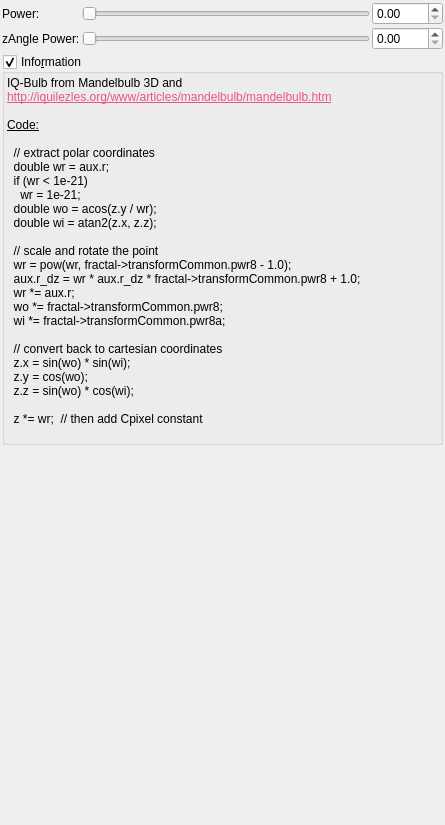
Above: mandelbulber2/qt_data/fractal_iq_bulb.ui from buddhi1980/mandelbulber2 before the change. Below: the same form after it.
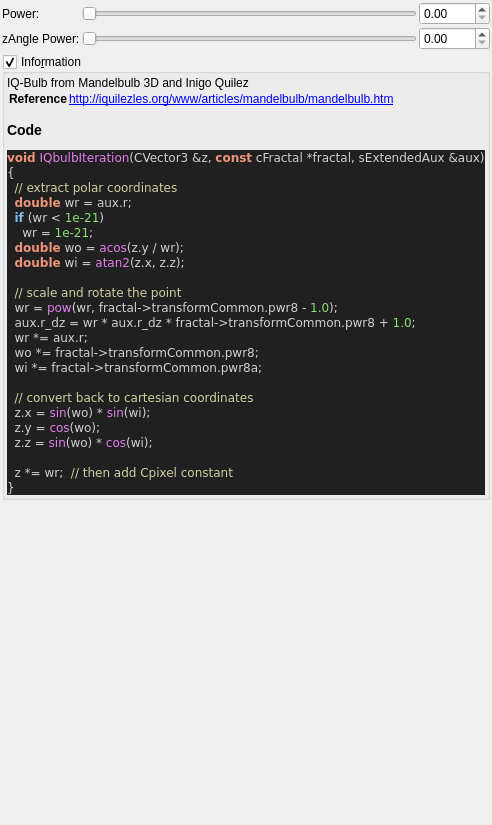
That is the form after the change. Custom widgets are drawn as their Qt base class.

Patch:
```diff
--- a/mandelbulber2/qt_data/fractal_iq_bulb.ui
+++ b/mandelbulber2/qt_data/fractal_iq_bulb.ui
@@ -184,36 +184,45 @@
       <item>
        <widget class="QLabel" name="label_4">
         <property name="text">
-         <string>&lt;!DOCTYPE HTML PUBLIC &quot;-//W3C//DTD HTML 4.0//EN&quot; &quot;http://www.w3.org/TR/REC-html40/strict.dtd&quot;&gt;
-&lt;html&gt;&lt;head&gt;&lt;meta name=&quot;qrichtext&quot; content=&quot;1&quot; /&gt;&lt;style type=&quot;text/css&quot;&gt;
-p, li { white-space: pre-wrap; }
-&lt;/style&gt;&lt;/head&gt;&lt;body&gt;
-&lt;p style=&quot; margin-top:0px; margin-bottom:0px; margin-left:0px; margin-right:0px; -qt-block-indent:0; text-indent:0px;&quot;&gt;IQ-Bulb from Mandelbulb 3D and&lt;/p&gt;
-&lt;p style=&quot; margin-top:0px; margin-bottom:0px; margin-left:0px; margin-right:0px; -qt-block-indent:0; text-indent:0px;&quot;&gt;&lt;a href=&quot;http://iquilezles.org/www/articles/mandelbulb/mandelbulb.htm&quot;&gt;&lt;span style=&quot; text-decoration: underline; color:#e85290;&quot;&gt;http://iquilezles.org/www/articles/mandelbulb/mandelbulb.htm&lt;/span&gt;&lt;/a&gt;&lt;/p&gt;
-&lt;p style=&quot;-qt-paragraph-type:empty; margin-top:0px; margin-bottom:0px; margin-left:0px; margin-right:0px; -qt-block-indent:0; text-indent:0px;&quot;&gt;&lt;br /&gt;&lt;/p&gt;
-&lt;p style=&quot; margin-top:0px; margin-bottom:0px; margin-left:0px; margin-right:0px; -qt-block-indent:0; text-indent:0px;&quot;&gt;&lt;span style=&quot; text-decoration: underline;&quot;&gt;Code:&lt;/span&gt;&lt;/p&gt;
-&lt;p style=&quot;-qt-paragraph-type:empty; margin-top:0px; margin-bottom:0px; margin-left:0px; margin-right:0px; -qt-block-indent:0; text-indent:0px; text-decoration: underline;&quot;&gt;&lt;br /&gt;&lt;/p&gt;
-&lt;p style=&quot; margin-top:0px; margin-bottom:0px; margin-left:0px; margin-right:0px; -qt-block-indent:0; text-indent:0px;&quot;&gt;  // extract polar coordinates&lt;/p&gt;
-&lt;p style=&quot; margin-top:0px; margin-bottom:0px; margin-left:0px; margin-right:0px; -qt-block-indent:0; text-indent:0px;&quot;&gt;  double wr = aux.r;&lt;/p&gt;
-&lt;p style=&quot; margin-top:0px; margin-bottom:0px; margin-left:0px; margin-right:0px; -qt-block-indent:0; text-indent:0px;&quot;&gt;  if (wr &amp;lt; 1e-21)&lt;/p&gt;
-&lt;p style=&quot; margin-top:0px; margin-bottom:0px; margin-left:0px; margin-right:0px; -qt-block-indent:0; text-indent:0px;&quot;&gt;    wr = 1e-21;&lt;/p&gt;
-&lt;p style=&quot; margin-top:0px; margin-bottom:0px; margin-left:0px; margin-right:0px; -qt-block-indent:0; text-indent:0px;&quot;&gt;  double wo = acos(z.y / wr);&lt;/p&gt;
-&lt;p style=&quot; margin-top:0px; margin-bottom:0px; margin-left:0px; margin-right:0px; -qt-block-indent:0; text-indent:0px;&quot;&gt;  double wi = atan2(z.x, z.z);&lt;/p&gt;
-&lt;p style=&quot;-qt-paragraph-type:empty; margin-top:0px; margin-bottom:0px; margin-left:0px; margin-right:0px; -qt-block-indent:0; text-indent:0px;&quot;&gt;&lt;br /&gt;&lt;/p&gt;
-&lt;p style=&quot; margin-top:0px; margin-bottom:0px; margin-left:0px; margin-right:0px; -qt-block-indent:0; text-indent:0px;&quot;&gt;  // scale and rotate the point&lt;/p&gt;
-&lt;p style=&quot; margin-top:0px; margin-bottom:0px; margin-left:0px; margin-right:0px; -qt-block-indent:0; text-indent:0px;&quot;&gt;  wr = pow(wr, fractal-&amp;gt;transformCommon.pwr8 - 1.0);&lt;/p&gt;
-&lt;p style=&quot; margin-top:0px; margin-bottom:0px; margin-left:0px; margin-right:0px; -qt-block-indent:0; text-indent:0px;&quot;&gt;  aux.r_dz = wr * aux.r_dz * fractal-&amp;gt;transformCommon.pwr8 + 1.0;&lt;/p&gt;
-&lt;p style=&quot; margin-top:0px; margin-bottom:0px; margin-left:0px; margin-right:0px; -qt-block-indent:0; text-indent:0px;&quot;&gt;  wr *= aux.r;&lt;/p&gt;
-&lt;p style=&quot; margin-top:0px; margin-bottom:0px; margin-left:0px; margin-right:0px; -qt-block-indent:0; text-indent:0px;&quot;&gt;  wo *= fractal-&amp;gt;transformCommon.pwr8;&lt;/p&gt;
-&lt;p style=&quot; margin-top:0px; margin-bottom:0px; margin-left:0px; margin-right:0px; -qt-block-indent:0; text-indent:0px;&quot;&gt;  wi *= fractal-&amp;gt;transformCommon.pwr8a;&lt;/p&gt;
-&lt;p style=&quot;-qt-paragraph-type:empty; margin-top:0px; margin-bottom:0px; margin-left:0px; margin-right:0px; -qt-block-indent:0; text-indent:0px;&quot;&gt;&lt;br /&gt;&lt;/p&gt;
-&lt;p style=&quot; margin-top:0px; margin-bottom:0px; margin-left:0px; margin-right:0px; -qt-block-indent:0; text-indent:0px;&quot;&gt;  // convert back to cartesian coordinates&lt;/p&gt;
-&lt;p style=&quot; margin-top:0px; margin-bottom:0px; margin-left:0px; margin-right:0px; -qt-block-indent:0; text-indent:0px;&quot;&gt;  z.x = sin(wo) * sin(wi);&lt;/p&gt;
-&lt;p style=&quot; margin-top:0px; margin-bottom:0px; margin-left:0px; margin-right:0px; -qt-block-indent:0; text-indent:0px;&quot;&gt;  z.y = cos(wo);&lt;/p&gt;
-&lt;p style=&quot; margin-top:0px; margin-bottom:0px; margin-left:0px; margin-right:0px; -qt-block-indent:0; text-indent:0px;&quot;&gt;  z.z = sin(wo) * cos(wi);&lt;/p&gt;
-&lt;p style=&quot;-qt-paragraph-type:empty; margin-top:0px; margin-bottom:0px; margin-left:0px; margin-right:0px; -qt-block-indent:0; text-indent:0px;&quot;&gt;&lt;br /&gt;&lt;/p&gt;
-&lt;p style=&quot; margin-top:0px; margin-bottom:0px; margin-left:0px; margin-right:0px; -qt-block-indent:0; text-indent:0px;&quot;&gt;  z *= wr;  // then add Cpixel constant&lt;/p&gt;
-&lt;p style=&quot;-qt-paragraph-type:empty; margin-top:0px; margin-bottom:0px; margin-left:0px; margin-right:0px; -qt-block-indent:0; text-indent:0px;&quot;&gt;&lt;br /&gt;&lt;/p&gt;&lt;/body&gt;&lt;/html&gt;</string>
+         <string>&lt;p&gt;IQ-Bulb from Mandelbulb 3D and Inigo Quilez&lt;/p&gt;&lt;table&gt;
+&lt;tr&gt;&lt;th&gt;Reference&lt;/th&gt;&lt;td&gt;&lt;a href=&quot;http://iquilezles.org/www/articles/mandelbulb/mandelbulb.htm&quot;&gt;http://iquilezles.org/www/articles/mandelbulb/mandelbulb.htm&lt;/a&gt;&lt;/td&gt;&lt;/tr&gt;
+&lt;/table&gt;
+&lt;h3&gt;Code&lt;/h3&gt;
+&lt;!DOCTYPE HTML PUBLIC &quot;-//W3C//DTD HTML 4.0 Transitional//EN&quot;&gt;
+&lt;html&gt;
+&lt;head&gt;
+&lt;meta http-equiv=&quot;content-type&quot; content=&quot;text/html; charset=ISO-8859-1&quot;&gt;
+&lt;title&gt;Source file&lt;/title&gt;
+&lt;/head&gt;
+&lt;body style=&quot;background-color:#202020&quot;&gt;
+&lt;pre style=&quot;color:#d0d0d0; background-color:#202020;  font-family:'Courier New';&quot;&gt;&lt;span style=&quot;color:#f09479; font-weight:bold&quot;&gt;void&lt;/span&gt; &lt;span style=&quot;color:#e47eed&quot;&gt;IQbulbIteration&lt;/span&gt;&lt;span style=&quot;color:#d0d0d0&quot;&gt;(&lt;/span&gt;CVector3 &lt;span style=&quot;color:#d0d0d0&quot;&gt;&amp;amp;&lt;/span&gt;z&lt;span style=&quot;color:#d0d0d0&quot;&gt;,&lt;/span&gt; &lt;span style=&quot;color:#f09479; font-weight:bold&quot;&gt;const&lt;/span&gt; cFractal &lt;span style=&quot;color:#d0d0d0&quot;&gt;*&lt;/span&gt;fractal&lt;span style=&quot;color:#d0d0d0&quot;&gt;,&lt;/span&gt; sExtendedAux &lt;span style=&quot;color:#d0d0d0&quot;&gt;&amp;amp;&lt;/span&gt;aux&lt;span style=&quot;color:#d0d0d0&quot;&gt;)&lt;/span&gt;
+&lt;span style=&quot;color:#d0d0d0&quot;&gt;{&lt;/span&gt;
+  &lt;span style=&quot;color:#d0d0a0&quot;&gt;// extract polar coordinates&lt;/span&gt;
+  &lt;span style=&quot;color:#f09479; font-weight:bold&quot;&gt;double&lt;/span&gt; wr &lt;span style=&quot;color:#d0d0d0&quot;&gt;=&lt;/span&gt; aux&lt;span style=&quot;color:#d0d0d0&quot;&gt;.&lt;/span&gt;r&lt;span style=&quot;color:#d0d0d0&quot;&gt;;&lt;/span&gt;
+  &lt;span style=&quot;color:#7ec0ee; font-weight:bold&quot;&gt;if&lt;/span&gt; &lt;span style=&quot;color:#d0d0d0&quot;&gt;(&lt;/span&gt;wr &lt;span style=&quot;color:#d0d0d0&quot;&gt;&amp;lt;&lt;/span&gt; &lt;span style=&quot;color:#87df71&quot;&gt;1e-21&lt;/span&gt;&lt;span style=&quot;color:#d0d0d0&quot;&gt;)&lt;/span&gt;
+    wr &lt;span style=&quot;color:#d0d0d0&quot;&gt;=&lt;/span&gt; &lt;span style=&quot;color:#87df71&quot;&gt;1e-21&lt;/span&gt;&lt;span style=&quot;color:#d0d0d0&quot;&gt;;&lt;/span&gt;
+  &lt;span style=&quot;color:#f09479; font-weight:bold&quot;&gt;double&lt;/span&gt; wo &lt;span style=&quot;color:#d0d0d0&quot;&gt;=&lt;/span&gt; &lt;span style=&quot;color:#e47eed&quot;&gt;acos&lt;/span&gt;&lt;span style=&quot;color:#d0d0d0&quot;&gt;(&lt;/span&gt;z&lt;span style=&quot;color:#d0d0d0&quot;&gt;.&lt;/span&gt;y &lt;span style=&quot;color:#d0d0d0&quot;&gt;/&lt;/span&gt; wr&lt;span style=&quot;color:#d0d0d0&quot;&gt;);&lt;/span&gt;
+  &lt;span style=&quot;color:#f09479; font-weight:bold&quot;&gt;double&lt;/span&gt; wi &lt;span style=&quot;color:#d0d0d0&quot;&gt;=&lt;/span&gt; &lt;span style=&quot;color:#e47eed&quot;&gt;atan2&lt;/span&gt;&lt;span style=&quot;color:#d0d0d0&quot;&gt;(&lt;/span&gt;z&lt;span style=&quot;color:#d0d0d0&quot;&gt;.&lt;/span&gt;x&lt;span style=&quot;color:#d0d0d0&quot;&gt;,&lt;/span&gt; z&lt;span style=&quot;color:#d0d0d0&quot;&gt;.&lt;/span&gt;z&lt;span style=&quot;color:#d0d0d0&quot;&gt;);&lt;/span&gt;
+
+  &lt;span style=&quot;color:#d0d0a0&quot;&gt;// scale and rotate the point&lt;/span&gt;
+  wr &lt;span style=&quot;color:#d0d0d0&quot;&gt;=&lt;/span&gt; &lt;span style=&quot;color:#e47eed&quot;&gt;pow&lt;/span&gt;&lt;span style=&quot;color:#d0d0d0&quot;&gt;(&lt;/span&gt;wr&lt;span style=&quot;color:#d0d0d0&quot;&gt;,&lt;/span&gt; fractal&lt;span style=&quot;color:#d0d0d0&quot;&gt;-&amp;gt;&lt;/span&gt;transformCommon&lt;span style=&quot;color:#d0d0d0&quot;&gt;.&lt;/span&gt;pwr8 &lt;span style=&quot;color:#d0d0d0&quot;&gt;-&lt;/span&gt; &lt;span style=&quot;color:#87df71&quot;&gt;1.0&lt;/span&gt;&lt;span style=&quot;color:#d0d0d0&quot;&gt;);&lt;/span&gt;
+  aux&lt;span style=&quot;color:#d0d0d0&quot;&gt;.&lt;/span&gt;r_dz &lt;span style=&quot;color:#d0d0d0&quot;&gt;=&lt;/span&gt; wr &lt;span style=&quot;color:#d0d0d0&quot;&gt;*&lt;/span&gt; aux&lt;span style=&quot;color:#d0d0d0&quot;&gt;.&lt;/span&gt;r_dz &lt;span style=&quot;color:#d0d0d0&quot;&gt;*&lt;/span&gt; fractal&lt;span style=&quot;color:#d0d0d0&quot;&gt;-&amp;gt;&lt;/span&gt;transformCommon&lt;span style=&quot;color:#d0d0d0&quot;&gt;.&lt;/span&gt;pwr8 &lt;span style=&quot;color:#d0d0d0&quot;&gt;+&lt;/span&gt; &lt;span style=&quot;color:#87df71&quot;&gt;1.0&lt;/span&gt;&lt;span style=&quot;color:#d0d0d0&quot;&gt;;&lt;/span&gt;
+  wr &lt;span style=&quot;color:#d0d0d0&quot;&gt;*=&lt;/span&gt; aux&lt;span style=&quot;color:#d0d0d0&quot;&gt;.&lt;/span&gt;r&lt;span style=&quot;color:#d0d0d0&quot;&gt;;&lt;/span&gt;
+  wo &lt;span style=&quot;color:#d0d0d0&quot;&gt;*=&lt;/span&gt; fractal&lt;span style=&quot;color:#d0d0d0&quot;&gt;-&amp;gt;&lt;/span&gt;transformCommon&lt;span style=&quot;color:#d0d0d0&quot;&gt;.&lt;/span&gt;pwr8&lt;span style=&quot;color:#d0d0d0&quot;&gt;;&lt;/span&gt;
+  wi &lt;span style=&quot;color:#d0d0d0&quot;&gt;*=&lt;/span&gt; fractal&lt;span style=&quot;color:#d0d0d0&quot;&gt;-&amp;gt;&lt;/span&gt;transformCommon&lt;span style=&quot;color:#d0d0d0&quot;&gt;.&lt;/span&gt;pwr8a&lt;span style=&quot;color:#d0d0d0&quot;&gt;;&lt;/span&gt;
+
+  &lt;span style=&quot;color:#d0d0a0&quot;&gt;// convert back to cartesian coordinates&lt;/span&gt;
+  z&lt;span style=&quot;color:#d0d0d0&quot;&gt;.&lt;/span&gt;x &lt;span style=&quot;color:#d0d0d0&quot;&gt;=&lt;/span&gt; &lt;span style=&quot;color:#e47eed&quot;&gt;sin&lt;/span&gt;&lt;span style=&quot;color:#d0d0d0&quot;&gt;(&lt;/span&gt;wo&lt;span style=&quot;color:#d0d0d0&quot;&gt;) *&lt;/span&gt; &lt;span style=&quot;color:#e47eed&quot;&gt;sin&lt;/span&gt;&lt;span style=&quot;color:#d0d0d0&quot;&gt;(&lt;/span&gt;wi&lt;span style=&quot;color:#d0d0d0&quot;&gt;);&lt;/span&gt;
+  z&lt;span style=&quot;color:#d0d0d0&quot;&gt;.&lt;/span&gt;y &lt;span style=&quot;color:#d0d0d0&quot;&gt;=&lt;/span&gt; &lt;span style=&quot;color:#e47eed&quot;&gt;cos&lt;/span&gt;&lt;span style=&quot;color:#d0d0d0&quot;&gt;(&lt;/span&gt;wo&lt;span style=&quot;color:#d0d0d0&quot;&gt;);&lt;/span&gt;
+  z&lt;span style=&quot;color:#d0d0d0&quot;&gt;.&lt;/span&gt;z &lt;span style=&quot;color:#d0d0d0&quot;&gt;=&lt;/span&gt; &lt;span style=&quot;color:#e47eed&quot;&gt;sin&lt;/span&gt;&lt;span style=&quot;color:#d0d0d0&quot;&gt;(&lt;/span&gt;wo&lt;span style=&quot;color:#d0d0d0&quot;&gt;) *&lt;/span&gt; &lt;span style=&quot;color:#e47eed&quot;&gt;cos&lt;/span&gt;&lt;span style=&quot;color:#d0d0d0&quot;&gt;(&lt;/span&gt;wi&lt;span style=&quot;color:#d0d0d0&quot;&gt;);&lt;/span&gt;
+
+  z &lt;span style=&quot;color:#d0d0d0&quot;&gt;*=&lt;/span&gt; wr&lt;span style=&quot;color:#d0d0d0&quot;&gt;;&lt;/span&gt;  &lt;span style=&quot;color:#d0d0a0&quot;&gt;// then add Cpixel constant&lt;/span&gt;
+&lt;span style=&quot;color:#d0d0d0&quot;&gt;}&lt;/span&gt;
+&lt;/pre&gt;
+&lt;/body&gt;
+&lt;/html&gt;
+&lt;!--HTML generated by highlight 3.9, http://www.andre-simon.de/--&gt;
+</string>
         </property>
         <property name="wordWrap">
          <bool>true</bool>
```
Left out of the diff: 2 changed lines with no effect on the pictures.
